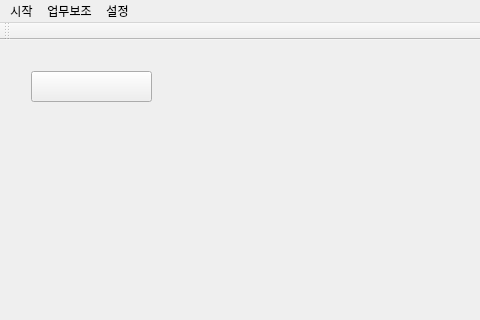
Old version of the form mainwindow.ui in the repository kimbakcho/FABWI; both pictures show x 0 to 480 and y 0 to 320 of the 916 by 490 pixel window.
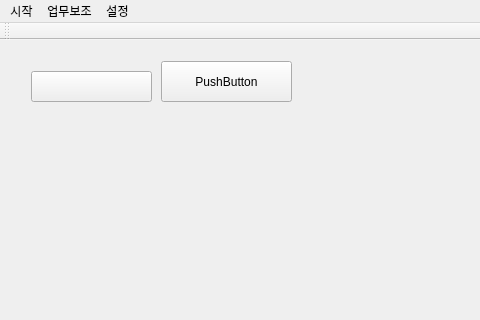
New version of the form. Icons and pictures are not drawn.

Patch:
```diff
--- a/mainwindow.ui
+++ b/mainwindow.ui
@@ -60,6 +60,24 @@
 </string>
        </property>
       </widget>
+      <widget class="QPushButton" name="testbtn">
+       <property name="geometry">
+        <rect>
+         <x>150</x>
+         <y>10</y>
+         <width>131</width>
+         <height>41</height>
+        </rect>
+       </property>
+       <property name="styleSheet">
+        <string notr="true">QPushButton{
+	border-image:rgb(0, 255, 255);
+}</string>
+       </property>
+       <property name="text">
+        <string>PushButton</string>
+       </property>
+      </widget>
      </widget>
     </item>
    </layout>
```
